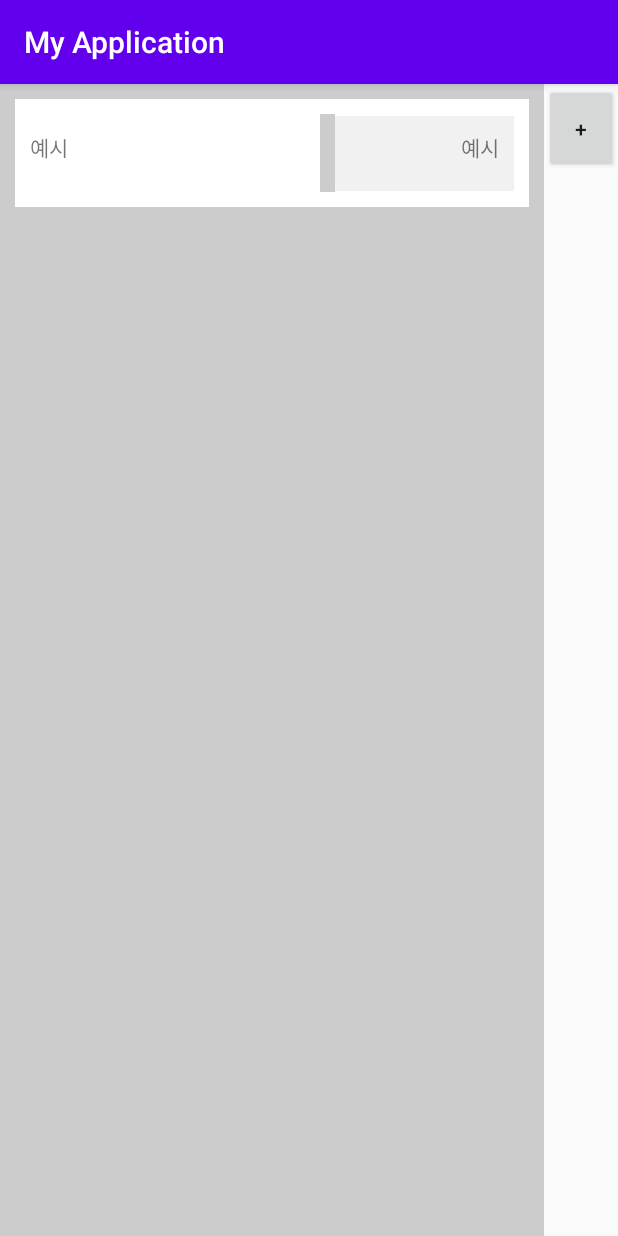
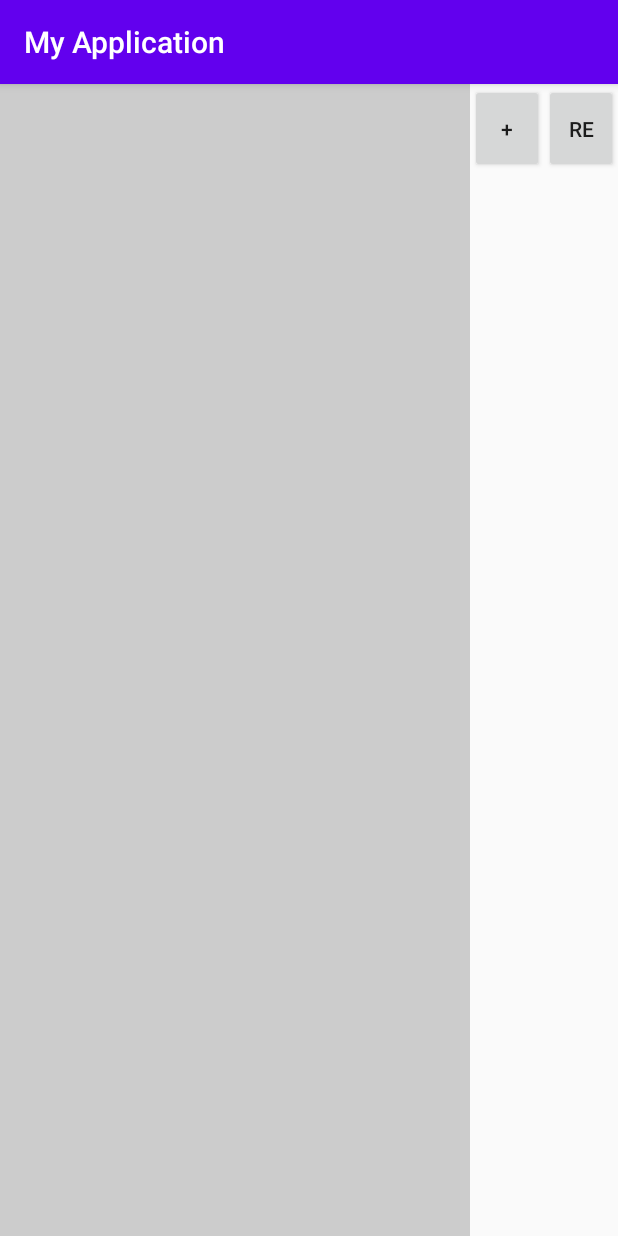
Before and after one commit to touch2020/NotePadApp, an Android app: the screen it shows after launch (MainActivity), on a phone screen of 412 x 824 dp. Run offline under Robolectric (Android 15) with nearby library versions, the phone set to English and light mode, and no system bars.

Commit message:
reset기능 추가 다음에 할 것: 액티비티 화면 전환에서 데이터 전송, db설정

```diff
--- a/app/src/main/AndroidManifest.xml
+++ b/app/src/main/AndroidManifest.xml
@@ -9,8 +9,10 @@
         android:roundIcon="@mipmap/ic_launcher_round"
         android:supportsRtl="true"
         android:theme="@style/AppTheme">
-        <activity android:name=".EnterActivity"></activity>
-        <activity android:name=".MainActivity">
+        <activity android:name=".EnterActivity"
+            android:screenOrientation="portrait"></activity>
+        <activity android:name=".MainActivity"
+            >
             <intent-filter>
                 <action android:name="android.intent.action.MAIN" />
 
--- a/app/src/main/java/com/professionalandroid/apps/myapplication/MainActivity.java
+++ b/app/src/main/java/com/professionalandroid/apps/myapplication/MainActivity.java
@@ -2,6 +2,7 @@ package com.professionalandroid.apps.myapplication;
 
 import android.content.Intent;
 import android.graphics.Color;
+import android.provider.ContactsContract;
 import android.support.annotation.NonNull;
 import android.support.annotation.Nullable;
 import android.support.v7.app.AppCompatActivity;
@@ -12,16 +13,20 @@ import android.support.v7.widget.RecyclerView;
 import android.view.LayoutInflater;
 import android.view.View;
 import android.view.ViewGroup;
+import android.widget.AdapterView;
 import android.widget.Button;
 import android.widget.ImageView;
 import android.widget.TextView;
 
 import org.w3c.dom.Text;
 
+import java.io.Serializable;
 import java.util.ArrayList;
 import java.util.List;
 
-public class MainActivity extends AppCompatActivity {
+public class MainActivity extends AppCompatActivity implements Serializable {
+
+
 
     RecyclerView recyclerView;
     RecyclerAdapter recyclerAdapter;
@@ -34,8 +39,10 @@ public class MainActivity extends AppCompatActivity {
         super.onCreate(savedInstanceState);
         setContentView(R.layout.activity_main);
 
+
         notepadList = new ArrayList<>();
-        notepadList.add(new Notepad("예시", "예시", 0));
+
+
 
 
         recyclerView = findViewById(R.id.recyclerview);
@@ -50,13 +57,34 @@ public class MainActivity extends AppCompatActivity {
             @Override
             public void onClick(View view) {
 
+
                 Intent intent = new Intent(MainActivity.this, EnterActivity.class);
                 startActivityForResult(intent, 0);
 
             }
 
         });
+        findViewById(R.id.re).setOnClickListener(new View.OnClickListener(){
+            Intent intent = new Intent(MainActivity.this,MainActivity.class);
+
+            @Override
+            public void onClick(View view) {
+
+                startActivity(intent);
+                finish();
+            }
+        });
+
+
     }
+    //
+    @Override
+    protected void onSaveInstanceState(Bundle outState) {
+        super.onSaveInstanceState(outState);
+
+        outState.putSerializable("list", (Serializable) notepadList);
+    }
+
 
     @Override
     protected void onActivityResult(int requestCode, int resultCode, @Nullable Intent data) {
@@ -70,12 +98,23 @@ public class MainActivity extends AppCompatActivity {
             recyclerAdapter.addItem(notepad);
             recyclerAdapter.notifyDataSetChanged();
 
+
+
         }
     }
 
-    class RecyclerAdapter extends RecyclerView.Adapter<RecyclerAdapter.ItemViewHolder>{
+    static class RecyclerAdapter extends RecyclerView.Adapter<RecyclerAdapter.ItemViewHolder>{
 
         private List<Notepad> listdata;
+
+        /*private AdapterView.OnItemClickListener mListener = null;
+
+        public interface OnItemClickListener{
+            void onItemClick(View view, int position);
+        }
+        public void setOnItemClickListener(AdapterView.OnItemClickListener listener){
+            this.mListener = listener;
+        }*/
 
         public RecyclerAdapter(List<Notepad> listdata){
             this.listdata= listdata;
@@ -92,6 +131,8 @@ public class MainActivity extends AppCompatActivity {
         public void onBindViewHolder(@NonNull ItemViewHolder itemViewHolder, int i) {
             Notepad notepad = listdata.get(i);
 
+
+            itemViewHolder.maintext.setTag(notepad.getSeq());
             itemViewHolder.maintext.setText(notepad.getMaintext());
             itemViewHolder.subtext.setText(notepad.getSubtext());
 
@@ -111,6 +152,10 @@ public class MainActivity extends AppCompatActivity {
             listdata.add(notepad);
         }
 
+        public void removeItem(int position) {
+            listdata.remove(position);
+        }
+
 
         class ItemViewHolder extends RecyclerView.ViewHolder{
             private TextView maintext;
@@ -123,8 +168,38 @@ public class MainActivity extends AppCompatActivity {
                 maintext = itemView.findViewById(R.id.item_maintext);
                 subtext = itemView.findViewById(R.id.item_subtext);
                 img = itemView.findViewById(R.id.item_image);
+
+                /*itemView.setOnLongClickListener(new View.OnLongClickListener(){
+                    @Override
+                    public boolean onLongClick(View view) {
+
+                        int position = getAdapterPosition();
+                        int seq = (int)maintext.getTag();
+
+                        if(position != RecyclerView.NO_POSITION){
+                            dbHelper.deleteNotepad(seq);
+                            removeItem(position);
+                            notifyDataSetChanged();
+                        }
+                        return false;
+                    }
+                });*/
+
+                /*itemView.setOnClickListener(new View.OnClickListener(){
+                    @Override
+                    public void onClick(View view) {
+                        int position = getAdapterPosition();
+
+                        if (position != RecyclerView.NO_POSITION) {
+
+                        }
+                    }
+
+                    }); */
+                }
+
             }
 
         }
+
     }
-}
--- a/app/src/main/res/layout/activity_main.xml
+++ b/app/src/main/res/layout/activity_main.xml
@@ -7,6 +7,8 @@
     android:layout_height="match_parent"
     tools:context=".MainActivity"
     android:orientation="horizontal">
+
+
 
     <ScrollView
         android:layout_width="match_parent"
@@ -18,7 +20,8 @@
         <android.support.v7.widget.RecyclerView
             android:id="@+id/recyclerview"
             android:layout_width="match_parent"
-            android:layout_height="wrap_content" />
+            android:layout_height="wrap_content"
+            />
     </ScrollView>
 
     <Button
@@ -27,5 +30,12 @@
         android:layout_height="59dp"
         android:text="+" />
 
+    <Button
+        android:id="@+id/re"
+        android:layout_width="49dp"
+        android:layout_height="59dp"
+        android:text="RE" />
+    />
+
 
 </LinearLayout>
--- a/app/src/main/res/layout/list_item.xml
+++ b/app/src/main/res/layout/list_item.xml
@@ -1,6 +1,5 @@
 <?xml version="1.0" encoding="utf-8"?>
-<LinearLayout
-    xmlns:android="http://schemas.android.com/apk/res/android"
+<LinearLayout xmlns:android="http://schemas.android.com/apk/res/android"
     xmlns:app="http://schemas.android.com/apk/res-auto"
     xmlns:tools="http://schemas.android.com/tools"
     android:layout_width="match_parent"
@@ -21,7 +20,7 @@
         <TextView
             android:id="@+id/item_maintext"
             android:layout_width="0dp"
-            android:layout_height="44dp"
+            android:layout_height="40dp"
             android:layout_weight="1"
             android:gravity="center_vertical"
             android:text="text"
@@ -33,6 +32,7 @@
             android:layout_height="52dp"
             android:background="@color/colorPrimary" />
 
+
         <TextView
             android:id="@+id/item_subtext"
             android:layout_width="119dp"
```
Also changed, not shown: app/src/main/java/com/professionalandroid/apps/myapplication/EnterActivity.java (+5 -6 lines), app/src/main/java/com/professionalandroid/apps/myapplication/Notepad.java (+19 -1 lines), app/src/main/res/layout/activity_enter.xml (+2 -8 lines).
